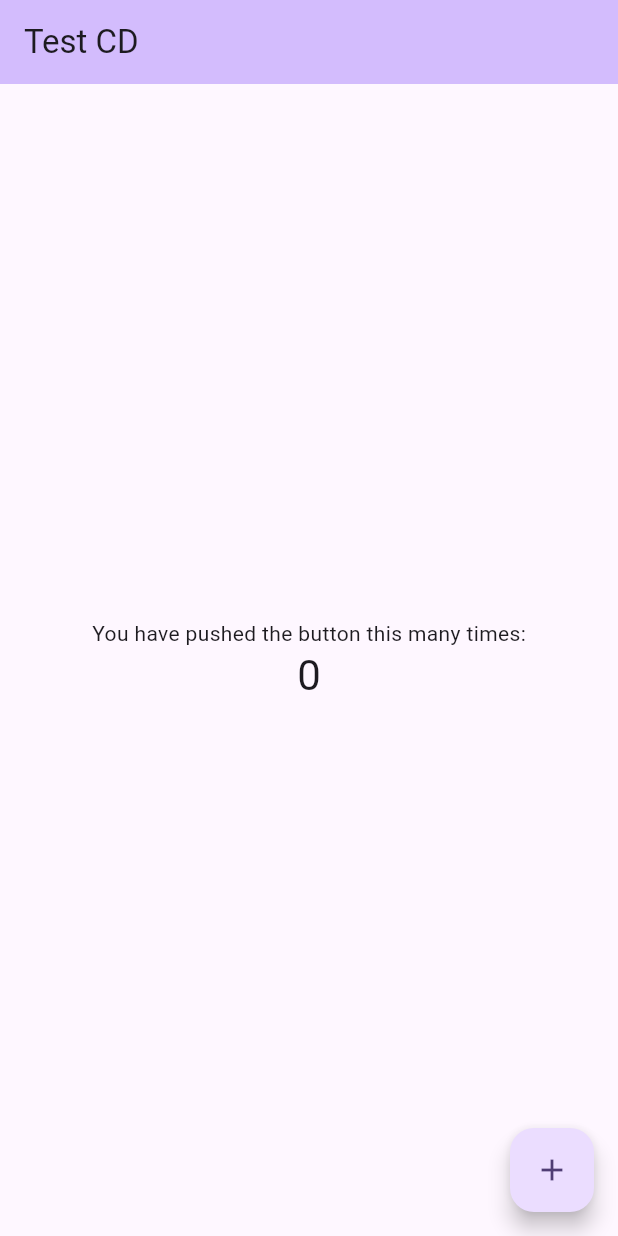
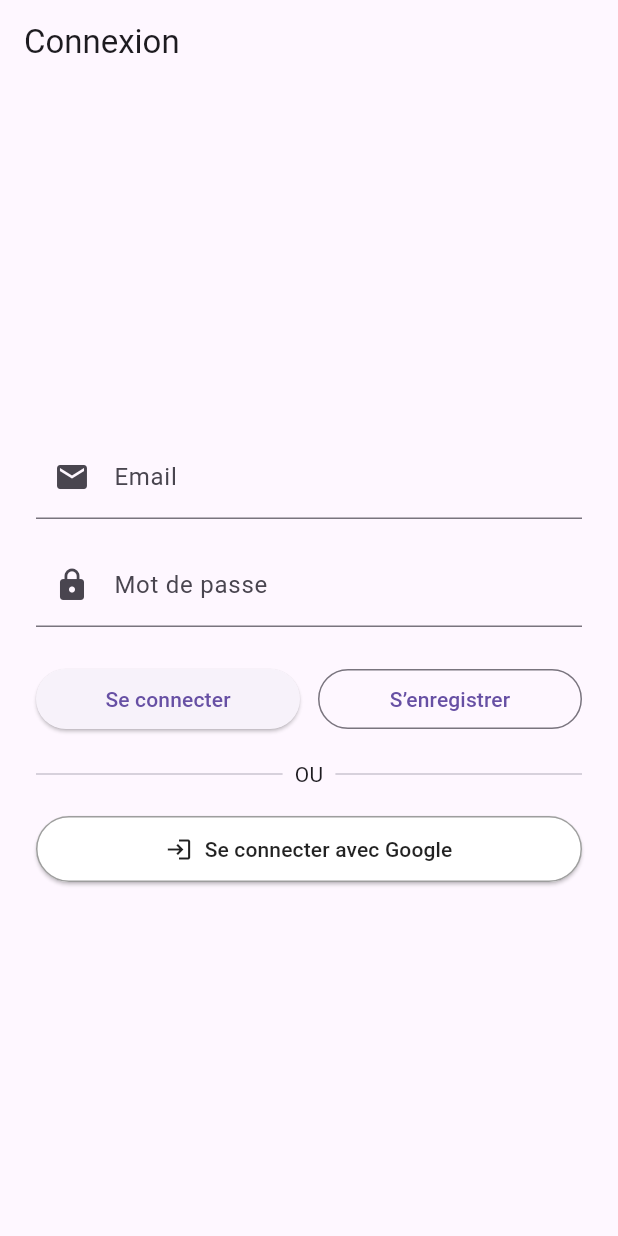
Before and after one commit to richard-lam-webdev/ArtFans, a Flutter app: the screen it shows after launch, on a phone screen of 412 x 824 dp. Run offline on Flutter 3.47's test engine with Material 3 defaults, Android fonts, the phone set to English and light mode, and no system bars; our stand-ins replace firebase_auth, firebase_core, google_sign_in; accounts and stored records are empty.

Commit message:
Maj du gitignore pour exlcure les artefacts de build et dossiers IDE + ajout de firebase authentification

```diff
--- /dev/null
+++ b/frontend/lib/app.dart
@@ -0,0 +1,43 @@
+import 'package:flutter/material.dart';
+import 'package:firebase_auth/firebase_auth.dart';
+import 'pages/sign_in_page.dart';
+import 'pages/home_page.dart'; // À créer ensuite pour la page d’accueil
+
+class MyApp extends StatelessWidget {
+  const MyApp({Key? key}) : super(key: key);
+
+  @override
+  Widget build(BuildContext context) {
+    return MaterialApp(
+      title: 'ArtFans',
+      theme: ThemeData(primarySwatch: Colors.blue),
+      home: const AuthGate(),
+    );
+  }
+}
+
+/// Widget qui redirige selon l’état d’authentification
+class AuthGate extends StatelessWidget {
+  const AuthGate({Key? key}) : super(key: key);
+
+  @override
+  Widget build(BuildContext context) {
+    return StreamBuilder<User?>(
+      stream: FirebaseAuth.instance.userChanges(),
+      builder: (context, snapshot) {
+        // Tant que la connexion Firebase n’est pas établie, on peut afficher un loader
+        if (snapshot.connectionState == ConnectionState.waiting) {
+          return const Scaffold(
+            body: Center(child: CircularProgressIndicator()),
+          );
+        }
+        // Si l’utilisateur est connecté, on affiche la HomePage
+        if (snapshot.hasData) {
+          return const HomePage();
+        }
+        // Sinon on affiche la page de connexion
+        return const SignInPage();
+      },
+    );
+  }
+}
--- a/frontend/lib/main.dart
+++ b/frontend/lib/main.dart
@@ -1,122 +1,11 @@
 import 'package:flutter/material.dart';
+import 'package:firebase_core/firebase_core.dart';
+import 'firebase_options.dart';
 
-void main() {
+import 'app.dart';
+
+Future<void> main() async {
+  WidgetsFlutterBinding.ensureInitialized();
+  await Firebase.initializeApp(options: DefaultFirebaseOptions.currentPlatform);
   runApp(const MyApp());
 }
-
-class MyApp extends StatelessWidget {
-  const MyApp({super.key});
-
-  // This widget is the root of your application.
-  @override
-  Widget build(BuildContext context) {
-    return MaterialApp(
-      title: 'Flutter Demo',
-      theme: ThemeData(
-        // This is the theme of your application.
-        //
-        // TRY THIS: Try running your application with "flutter run". You'll see
-        // the application has a purple toolbar. Then, without quitting the app,
-        // try changing the seedColor in the colorScheme below to Colors.green
-        // and then invoke "hot reload" (save your changes or press the "hot
-        // reload" button in a Flutter-supported IDE, or press "r" if you used
-        // the command line to start the app).
-        //
-        // Notice that the counter didn't reset back to zero; the application
-        // state is not lost during the reload. To reset the state, use hot
-        // restart instead.
-        //
-        // This works for code too, not just values: Most code changes can be
-        // tested with just a hot reload.
-        colorScheme: ColorScheme.fromSeed(seedColor: Colors.deepPurple),
-      ),
-      home: const MyHomePage(title: 'Test CD'),
-    );
-  }
-}
-
-class MyHomePage extends StatefulWidget {
-  const MyHomePage({super.key, required this.title});
-
-  // This widget is the home page of your application. It is stateful, meaning
-  // that it has a State object (defined below) that contains fields that affect
-  // how it looks.
-
-  // This class is the configuration for the state. It holds the values (in this
-  // case the title) provided by the parent (in this case the App widget) and
-  // used by the build method of the State. Fields in a Widget subclass are
-  // always marked "final".
-
-  final String title;
-
-  @override
-  State<MyHomePage> createState() => _MyHomePageState();
-}
-
-class _MyHomePageState extends State<MyHomePage> {
-  int _counter = 0;
-
-  void _incrementCounter() {
-    setState(() {
-      // This call to setState tells the Flutter framework that something has
-      // changed in this State, which causes it to rerun the build method below
-      // so that the display can reflect the updated values. If we changed
-      // _counter without calling setState(), then the build method would not be
-      // called again, and so nothing would appear to happen.
-      _counter++;
-    });
-  }
-
-  @override
-  Widget build(BuildContext context) {
-    // This method is rerun every time setState is called, for instance as done
-    // by the _incrementCounter method above.
-    //
-    // The Flutter framework has been optimized to make rerunning build methods
-    // fast, so that you can just rebuild anything that needs updating rather
-    // than having to individually change instances of widgets.
-    return Scaffold(
-      appBar: AppBar(
-        // TRY THIS: Try changing the color here to a specific color (to
-        // Colors.amber, perhaps?) and trigger a hot reload to see the AppBar
-        // change color while the other colors stay the same.
-        backgroundColor: Theme.of(context).colorScheme.inversePrimary,
-        // Here we take the value from the MyHomePage object that was created by
-        // the App.build method, and use it to set our appbar title.
-        title: Text(widget.title),
-      ),
-      body: Center(
-        // Center is a layout widget. It takes a single child and positions it
-        // in the middle of the parent.
-        child: Column(
-          // Column is also a layout widget. It takes a list of children and
-          // arranges them vertically. By default, it sizes itself to fit its
-          // children horizontally, and tries to be as tall as its parent.
-          //
-          // Column has various properties to control how it sizes itself and
-          // how it positions its children. Here we use mainAxisAlignment to
-          // center the children vertically; the main axis here is the vertical
-          // axis because Columns are vertical (the cross axis would be
-          // horizontal).
-          //
-          // TRY THIS: Invoke "debug painting" (choose the "Toggle Debug Paint"
-          // action in the IDE, or press "p" in the console), to see the
-          // wireframe for each widget.
-          mainAxisAlignment: MainAxisAlignment.center,
-          children: <Widget>[
-            const Text('You have pushed the button this many times:'),
-            Text(
-              '$_counter',
-              style: Theme.of(context).textTheme.headlineMedium,
-            ),
-          ],
-        ),
-      ),
-      floatingActionButton: FloatingActionButton(
-        onPressed: _incrementCounter,
-        tooltip: 'Increment',
-        child: const Icon(Icons.add),
-      ), // This trailing comma makes auto-formatting nicer for build methods.
-    );
-  }
-}
--- /dev/null
+++ b/frontend/lib/pages/sign_in_page.dart
@@ -0,0 +1,167 @@
+import 'package:flutter/material.dart';
+import 'package:firebase_auth/firebase_auth.dart';
+import '../services/auth_service.dart';
+
+class SignInPage extends StatefulWidget {
+  const SignInPage({Key? key}) : super(key: key);
+
+  @override
+  State<SignInPage> createState() => _SignInPageState();
+}
+
+class _SignInPageState extends State<SignInPage> {
+  final _emailCtrl = TextEditingController();
+  final _pwdCtrl = TextEditingController();
+  final _authService = AuthService();
+  bool _isLoading = false;
+
+  @override
+  void dispose() {
+    _emailCtrl.dispose();
+    _pwdCtrl.dispose();
+    super.dispose();
+  }
+
+  Future<void> _submitEmailSignIn() async {
+    setState(() => _isLoading = true);
+    try {
+      await _authService.signInWithEmail(
+        email: _emailCtrl.text.trim(),
+        password: _pwdCtrl.text.trim(),
+      );
+      // La redirection au dashboard se fait via un StreamBuilder
+    } on FirebaseAuthException catch (e) {
+      ScaffoldMessenger.of(
+        context,
+      ).showSnackBar(SnackBar(content: Text('Erreur : ${e.message}')));
+    } finally {
+      setState(() => _isLoading = false);
+    }
+  }
+
+  Future<void> _submitEmailRegister() async {
+    setState(() => _isLoading = true);
+    try {
+      await _authService.registerWithEmail(
+        email: _emailCtrl.text.trim(),
+        password: _pwdCtrl.text.trim(),
+      );
+      // L’utilisateur est automatiquement connecté après inscription
+    } on FirebaseAuthException catch (e) {
+      ScaffoldMessenger.of(
+        context,
+      ).showSnackBar(SnackBar(content: Text('Erreur : ${e.message}')));
+    } finally {
+      setState(() => _isLoading = false);
+    }
+  }
+
+  Future<void> _signInWithGoogle() async {
+    setState(() => _isLoading = true);
+    try {
+      await _authService.signInWithGoogle();
+    } on FirebaseAuthException catch (e) {
+      ScaffoldMessenger.of(
+        context,
+      ).showSnackBar(SnackBar(content: Text('Erreur : ${e.message}')));
+    } finally {
+      setState(() => _isLoading = false);
+    }
+  }
+
+  @override
+  Widget build(BuildContext context) {
+    // Un ConstrainedBox pour limiter la largeur sur grand écran (web/tablette)
+    return Scaffold(
+      appBar: AppBar(title: const Text('Connexion')),
+      body: Center(
+        child: SingleChildScrollView(
+          padding: const EdgeInsets.symmetric(horizontal: 24),
+          child: ConstrainedBox(
+            constraints: const BoxConstraints(maxWidth: 400),
+            child: Column(
+              mainAxisSize: MainAxisSize.min,
+              children: [
+                // E-mail
+                TextField(
+                  controller: _emailCtrl,
+                  keyboardType: TextInputType.emailAddress,
+                  decoration: const InputDecoration(
+                    labelText: 'Email',
+                    prefixIcon: Icon(Icons.email),
+                  ),
+                ),
+                const SizedBox(height: 16),
+                // Mot de passe
+                TextField(
+                  controller: _pwdCtrl,
+                  obscureText: true,
+                  decoration: const InputDecoration(
+                    labelText: 'Mot de passe',
+                    prefixIcon: Icon(Icons.lock),
+                  ),
+                ),
+                const SizedBox(height: 24),
+                // Boutons Connexion / Inscription
+                Row(
+                  children: [
+                    Expanded(
+                      child: ElevatedButton(
+                        onPressed: _isLoading ? null : _submitEmailSignIn,
+                        child:
+                            _isLoading
+                                ? const SizedBox(
+                                  height: 16,
+                                  width: 16,
+                                  child: CircularProgressIndicator(
+                                    strokeWidth: 2,
+                                  ),
+                                )
+                                : const Text('Se connecter'),
+                      ),
+                    ),
+                    const SizedBox(width: 12),
+                    Expanded(
+                      child: OutlinedButton(
+                        onPressed: _isLoading ? null : _submitEmailRegister,
+                        child: const Text('S’enregistrer'),
+                      ),
+                    ),
+                  ],
+                ),
+                const SizedBox(height: 16),
+                // Séparateur
+                Row(
+                  children: const [
+                    Expanded(child: Divider()),
+                    Padding(
+                      padding: EdgeInsets.symmetric(horizontal: 8),
+                      child: Text('OU'),
+                    ),
+                    Expanded(child: Divider()),
+                  ],
+                ),
+                const SizedBox(height: 16),
+                // Bouton Google Sign-In
+                SizedBox(
+                  width: double.infinity,
+                  child: ElevatedButton.icon(
+                    icon: const Icon(Icons.login),
+                    label: const Text('Se connecter avec Google'),
+                    style: ElevatedButton.styleFrom(
+                      backgroundColor: Colors.white,
+                      foregroundColor: Colors.black87,
+                      side: const BorderSide(color: Colors.grey),
+                      padding: const EdgeInsets.symmetric(vertical: 12),
+                    ),
+                    onPressed: _isLoading ? null : _signInWithGoogle,
+                  ),
+                ),
+              ],
+            ),
+          ),
+        ),
+      ),
+    );
+  }
+}
--- /dev/null
+++ b/frontend/lib/services/auth_service.dart
@@ -0,0 +1,50 @@
+import 'package:firebase_auth/firebase_auth.dart';
+import 'package:google_sign_in/google_sign_in.dart';
+
+class AuthService {
+  final FirebaseAuth _auth = FirebaseAuth.instance;
+
+  /// Stream pour écouter les changements d’état de l’utilisateur connecté
+  Stream<User?> get userChanges => _auth.userChanges();
+
+  /// Connexion par e-mail/mot de passe
+  Future<UserCredential> signInWithEmail({
+    required String email,
+    required String password,
+  }) {
+    return _auth.signInWithEmailAndPassword(email: email, password: password);
+  }
+
+  /// Inscription par e-mail/mot de passe
+  Future<UserCredential> registerWithEmail({
+    required String email,
+    required String password,
+  }) {
+    return _auth.createUserWithEmailAndPassword(
+      email: email,
+      password: password,
+    );
+  }
+
+  /// Déconnexion
+  Future<void> signOut() {
+    return _auth.signOut();
+  }
+
+  /// Connexion via Google
+  Future<UserCredential> signInWithGoogle() async {
+    final googleUser = await GoogleSignIn().signIn();
+    if (googleUser == null) {
+      throw FirebaseAuthException(
+        code: 'ERROR_ABORTED_BY_USER',
+        message: 'Connexion Google annulée par l’utilisateur',
+      );
+    }
+    final googleAuth = await googleUser.authentication;
+    final credential = GoogleAuthProvider.credential(
+      accessToken: googleAuth.accessToken,
+      idToken: googleAuth.idToken,
+    );
+    return _auth.signInWithCredential(credential);
+  }
+}
--- a/frontend/pubspec.yaml
+++ b/frontend/pubspec.yaml
@@ -30,6 +30,10 @@ environment:
 dependencies:
   flutter:
     sdk: flutter
+  firebase_core: ^3.13.1
+  firebase_auth: ^5.5.4
+  google_sign_in: ^6.3.0
+  flutter_dotenv: ^5.2.1
 
   # The following adds the Cupertino Icons font to your application.
   # Use with the CupertinoIcons class for iOS style icons.
```
Also changed, not shown: frontend/lib/pages/home_page.dart (added, +47 -0 lines), frontend/firebase.json (added), frontend/lib/firebase_options.dart (added), frontend/pubspec.lock, 13 other files.
